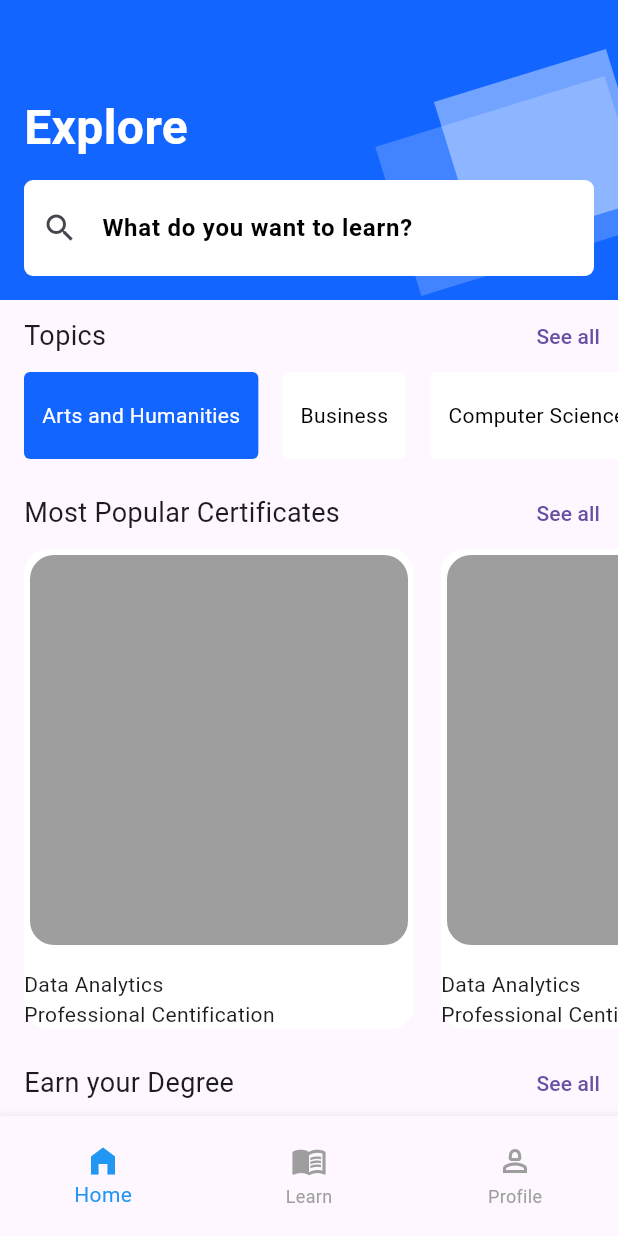
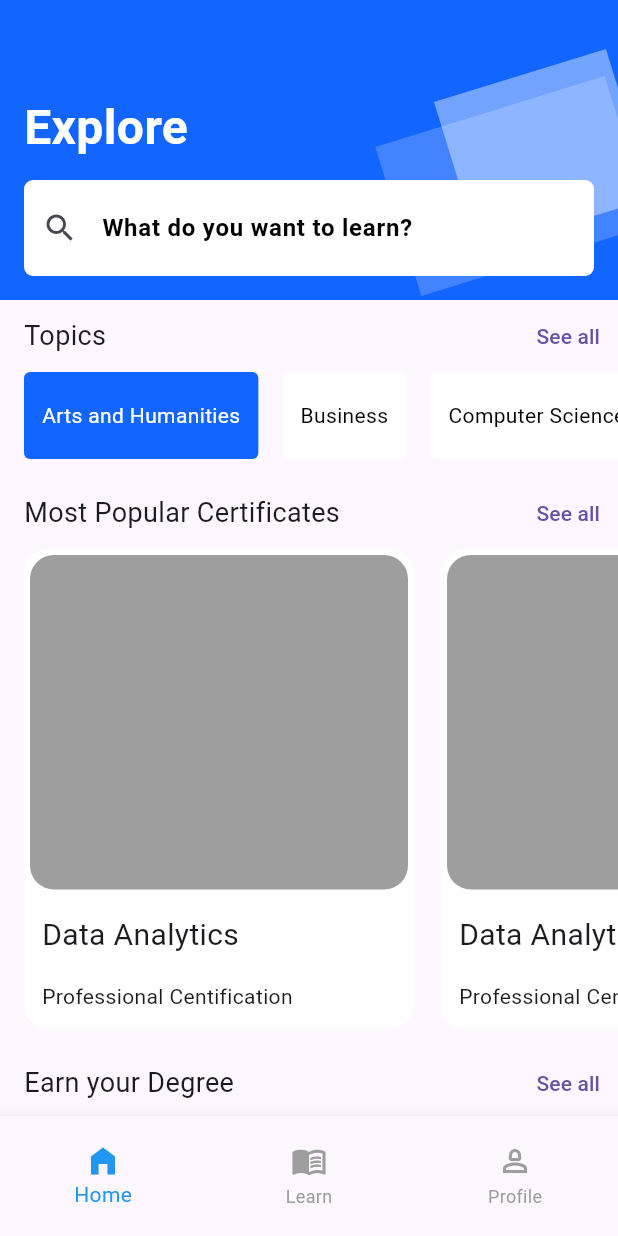
Before and after one commit to JAICHANGPARK/flutter_notebook_chapter_43, a Flutter app: the ELearningHomePage screen opened directly, on a phone screen of 412 x 824 dp. Run offline on Flutter 3.47's test engine with Material 3 defaults, Android fonts, the phone set to English and light mode, and no system bars.

Commit message:
Update e_learning_home_page.dart

```diff
--- a/lib/ep2151_e_learning_app/views/e_learning_home_page.dart
+++ b/lib/ep2151_e_learning_app/views/e_learning_home_page.dart
@@ -205,7 +205,6 @@ class _ELearningHomePageState extends State<ELearningHomePage> {
                               ),
                               child: Column(
                                 crossAxisAlignment: CrossAxisAlignment.start,
-                                spacing: 12,
                                 children: [
                                   Expanded(
                                     child: Container(
@@ -216,16 +215,23 @@ class _ELearningHomePageState extends State<ELearningHomePage> {
                                       ),
                                     ),
                                   ),
-                                  Column(
+                                  Padding(
+                                    padding: const EdgeInsets.all(12.0),
+                                    child: Column(
+                                      spacing: 16,
                                       crossAxisAlignment: CrossAxisAlignment.start,
                                       children: [
                                         Text(
                                           "Data Analytics",
+                                          style: TextStyle(
+                                            fontSize: 20,
+                                          ),
                                         ),
                                         Text(
                                           "Professional Centification",
                                         ),
                                       ],
+                                    ),
                                   )
 
                                 ],
```
Lines whose indentation alone changed are shown as unchanged.
